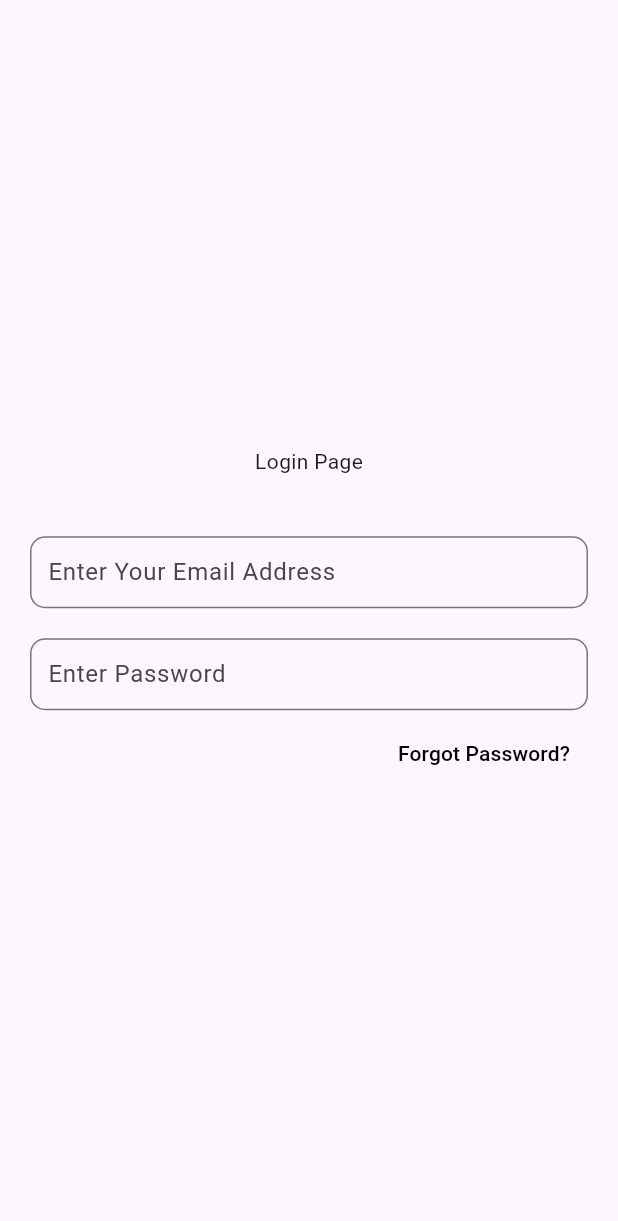
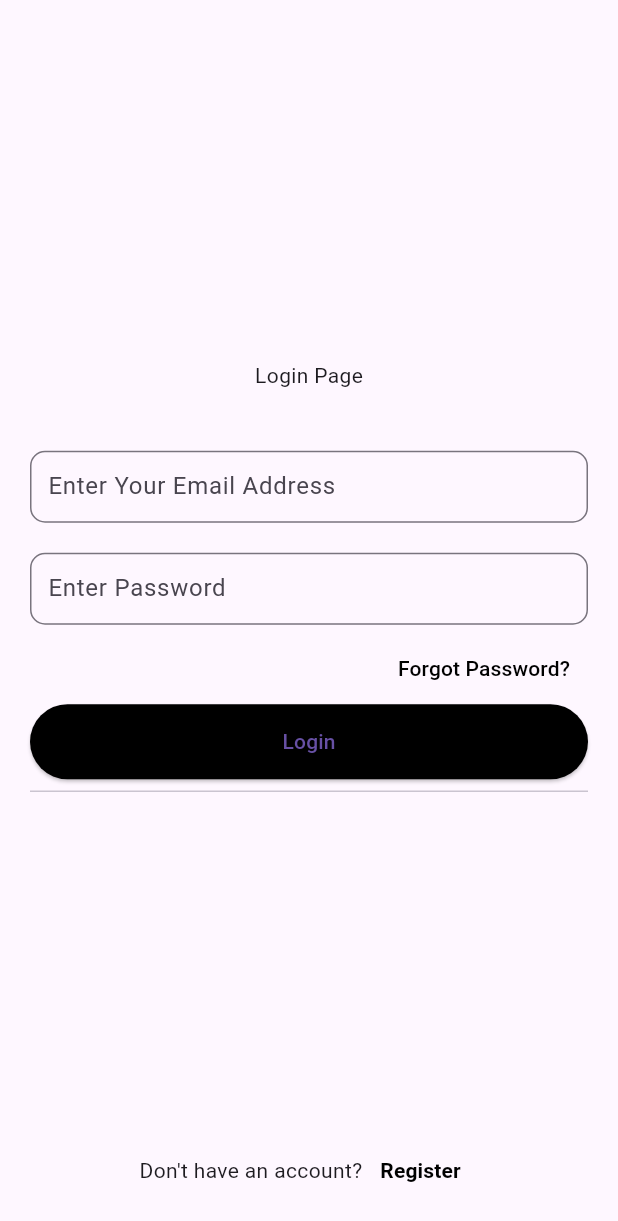
Before and after one commit to SanudaKJ/electricity_managemant_system, a Flutter app: the screen it shows after launch, on a phone screen of 412 x 824 dp. Shown: the top 1221 px of the screen. Run offline on Flutter 3.47's test engine with Material 3 defaults, Android fonts, the phone set to English and light mode, and no system bars.

Commit message:
Add login button and registration prompt to login page

```diff
--- a/electricity_managemant_system/lib/pages/auth/login.dart
+++ b/electricity_managemant_system/lib/pages/auth/login.dart
@@ -20,6 +20,7 @@ class _loginpageState extends State<loginpage> {
         child: Column(
           mainAxisAlignment: MainAxisAlignment.center,
           children: [
+            const Spacer(),
             const Text('Login Page'),
             const SizedBox(height: 20),
             Padding(
@@ -75,9 +76,37 @@ class _loginpageState extends State<loginpage> {
                   ),
                 )
               ],
+            ),
+            // Login Button
+            SizedBox(
+              width: double.infinity,
+              height: 50,
+              child: ElevatedButton(
+                onPressed: () {},
+                style: ElevatedButton.styleFrom(
+                  backgroundColor: Colors.black,
+                ),
+                child: const Text('Login'),
+              ),
+            ),
+            const Divider(),
+            const Spacer(),
+            Row(
+              mainAxisAlignment: MainAxisAlignment.center,
+              children: [
+                const Text('Don\'t have an account?'),
+                TextButton(
+                  onPressed: () {},
+                  child: const Text(
+                    'Register',
+                    style: TextStyle(
+                      fontWeight: FontWeight.bold,
+                      color: Colors.black,
+                    ),
+                  ),
+                )
+              ],
             )
-
-            // Login Button
           ],
         ),
       )),
```
